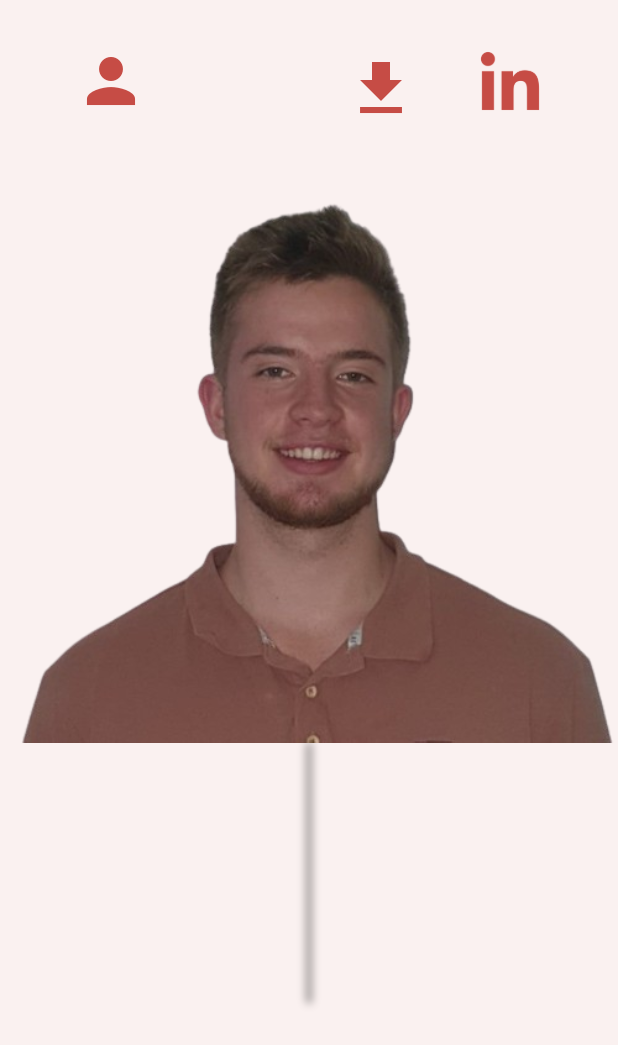
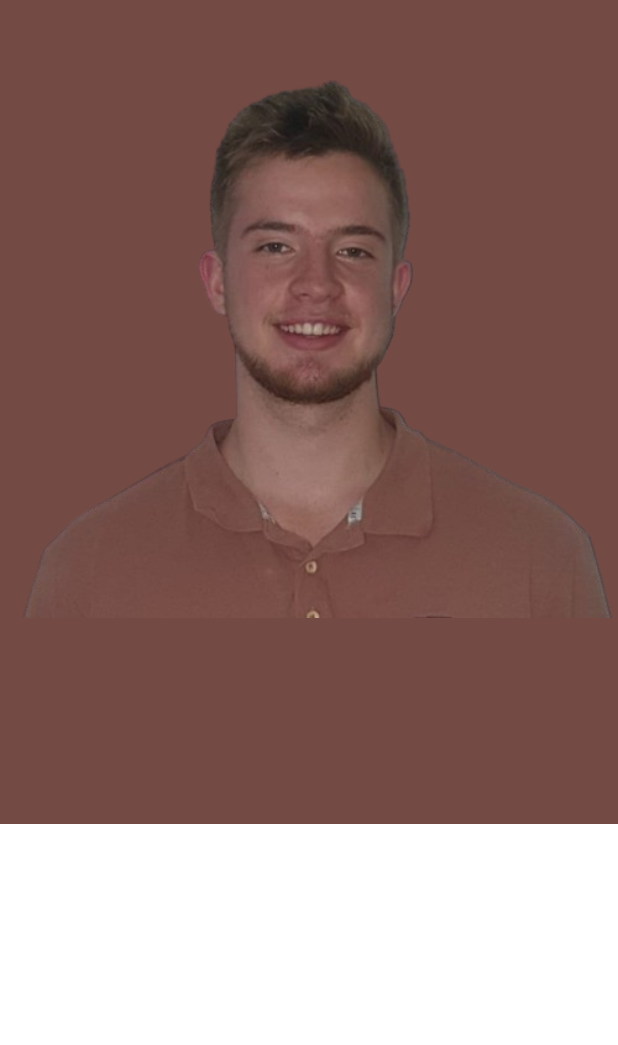
Before and after one commit to Tyroneexe/CBPortfolio, a Flutter app: the screen it shows after launch, on a phone screen of 412 x 824 dp. Shown: the top 1045 px of the screen. Run offline on Flutter 3.47's test engine with Material 3 defaults, Android fonts, the phone set to English and light mode, and no system bars; missing offline and left inert: dart:html.

Commit message:
getting new colors

```diff
--- a/lib/pages/home_page.dart
+++ b/lib/pages/home_page.dart
@@ -1,9 +1,7 @@
 // ignore: avoid_web_libraries_in_flutter
 import 'dart:html';
 import 'package:cobus/themes/colors.dart';
-import 'package:cobus/widgets/stat_container.dart';
 import 'package:flutter/material.dart';
-import 'package:get/get.dart';
 import 'package:url_launcher/url_launcher.dart';
 
 /*
@@ -21,111 +19,26 @@ class _HomePageState extends State<HomePage> {
   @override
   Widget build(BuildContext context) {
     return Scaffold(
-      backgroundColor: backgroundClr,
-      body: SingleChildScrollView(
+      body: Column(
+        mainAxisAlignment: MainAxisAlignment.start,
+        crossAxisAlignment: CrossAxisAlignment.start,
+        children: [
+          Container(
+            color: primaryClr,
+            width: MediaQuery.of(context).size.width,
+            height: MediaQuery.of(context).size.height / 1.5,
             child: Column(
               mainAxisAlignment: MainAxisAlignment.start,
               crossAxisAlignment: CrossAxisAlignment.start,
-          children: [
-            Row(
-              mainAxisAlignment: MainAxisAlignment.spaceBetween,
-              children: [
-                Padding(
-                  padding: const EdgeInsets.only(top: 25, left: 50),
-                  child: GestureDetector(
-                    onTap: () {
-                      Get.to(() => const HomePage());
-                    },
-                    child: const Icon(
-                      Icons.person,
-                      size: 48,
-                      color: primaryClr,
+              children: [Image.asset("images/Person.png")],
             ),
           ),
-                ),
-                Row(
-                  mainAxisAlignment: MainAxisAlignment.start,
-                  children: [
-                    Padding(
-                      padding: const EdgeInsets.only(top: 35, right: 40),
-                      child: GestureDetector(
-                        onTap: () {
-                          downloadFile("images/CV.pdf");
-                        },
-                        child: const Icon(
-                          Icons.download,
-                          size: 48,
-                          color: primaryClr,
-                        ),
-                      ),
-                    ),
-                    Padding(
-                      padding: const EdgeInsets.only(top: 25, right: 50),
-                      child: GestureDetector(
-                        onTap: () => _launchUrl(),
-                        child: Image.asset(
-                          "images/LinkedIn.png",
-                          color: primaryClr,
-                          width: 44,
-                        ),
+          Expanded(
+            child: Container(
+              color: Colors.white,
             ),
           ),
         ],
-                ),
-              ],
-            ),
-            Stack(
-              children: [
-                Center(
-                  child: Image.asset(
-                    "images/Person.png",
-                  ),
-                ),
-              ],
-            ),
-            Center(
-              child: Container(
-                width: MediaQuery.of(context).size.width - 800,
-                height: 170,
-                decoration: BoxDecoration(
-                  borderRadius: BorderRadius.circular(10),
-                  color: Colors.white,
-                  boxShadow: [
-                    BoxShadow(
-                      color: Colors.black.withOpacity(0.4),
-                      spreadRadius: 2,
-                      blurRadius: 4,
-                      offset: const Offset(0, 2),
-                    ),
-                  ],
-                ),
-                child: const Row(
-                  mainAxisAlignment: MainAxisAlignment.spaceBetween,
-                  children: [
-                    SizedBox(
-                      width: 1,
-                    ),
-                    StatContainer(
-                      label: "Logistics",
-                      icon: Icons.cases_outlined,
-                    ),
-                    StatContainer(
-                      label: "BCom",
-                      icon: Icons.business,
-                    ),
-                    StatContainer(
-                      label: "Supply Chain",
-                      icon: Icons.local_shipping,
-                    ),
-                    SizedBox(
-                      width: 1,
-                    ),
-                  ],
-                ),
-              ),
-            ),
-          ],
-        ),
       ),
     );
   }
--- a/lib/themes/colors.dart
+++ b/lib/themes/colors.dart
@@ -1,6 +1,15 @@
 import 'package:flutter/material.dart';
 
-const Color backgroundClr = Color(0xFFFAF1F0);
-const Color primaryClr = Color(0xFFC64C45);
-const Color secondaryClr = Color(0xFFE0C59A);
-const Color accentClr = Color(0xFFD5C576);
+// 0xFF744A44
+// 0xFFFCE6E7
+// 0xFFAE6D71
+
+const Color backgroundClr = Color(0xFFFFF5F1);
+const Color primaryClr = Color(0xFF744A44);
+const Color secondaryClr = Color(0xFFAE6D71);
+const Color accentClr = Color(0xFFFCE6E7);
+
+// const Color backgroundClr = Color(0xFFFAF1F0);
+// const Color primaryClr = Color(0xFFC64C45);
+// const Color secondaryClr = Color(0xFFE0C59A);
+// const Color accentClr = Color(0xFFD5C576);
--- a/lib/widgets/stat_container.dart
+++ /dev/null
@@ -1,97 +0,0 @@
-import 'package:cobus/themes/colors.dart';
-import 'package:flutter/material.dart';
-
-class StatContainer extends StatefulWidget {
-  const StatContainer({Key? key, required this.label, required this.icon})
-      : super(key: key);
-
-  final String label;
-  final IconData icon;
-
-  @override
-  // ignore: library_private_types_in_public_api
-  _StatContainerState createState() => _StatContainerState();
-}
-
-class _StatContainerState extends State<StatContainer>
-    with SingleTickerProviderStateMixin {
-  late bool isHovered;
-  late AnimationController _controller;
-  late Animation<double> _animation;
-
-  @override
-  void initState() {
-    super.initState();
-    isHovered = false;
-    _controller = AnimationController(
-      vsync: this,
-      duration: const Duration(milliseconds: 150),
-    );
-    _animation = Tween<double>(begin: 1, end: 1.1).animate(_controller);
-  }
-
-  @override
-  Widget build(BuildContext context) {
-    return MouseRegion(
-      onEnter: (_) => _onHover(true),
-      onExit: (_) => _onHover(false),
-      child: AnimatedBuilder(
-        animation: _controller,
-        builder: (context, child) {
-          return Transform.scale(
-            scale: _animation.value,
-            child: Container(
-              width: 250,
-              height: 100,
-              decoration: BoxDecoration(
-                borderRadius: BorderRadius.circular(10),
-                color: secondaryClr,
-              ),
-              child: Row(
-                mainAxisAlignment: MainAxisAlignment.center,
-                children: [
-                  Center(
-                    child: Icon(
-                      widget.icon,
-                      size: 35,
-                    ),
-                  ),
-                  const SizedBox(
-                    width: 10,
-                  ),
-                  Center(
-                    child: Text(
-                      widget.label,
-                      style: const TextStyle(
-                        fontFamily: 'Roboto',
-                        fontSize: 28,
-                        fontWeight: FontWeight.bold,
-                      ),
-                    ),
-                  ),
-                ],
-              ),
-            ),
-          );
-        },
-      ),
-    );
-  }
-
-  void _onHover(bool hover) {
-    setState(() {
-      isHovered = hover;
-      if (hover) {
-        _controller.forward();
-      } else {
-        _controller.reverse();
-      }
-    });
-  }
-
-  @override
-  void dispose() {
-    _controller.dispose();
-    super.dispose();
-  }
-}
```
Lines whose indentation alone changed are shown as unchanged.
